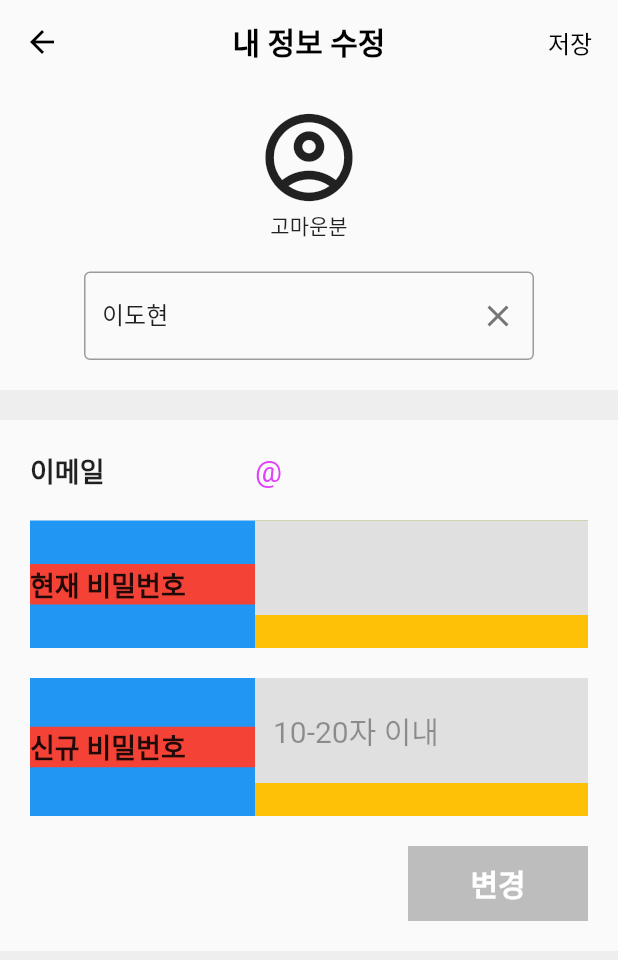
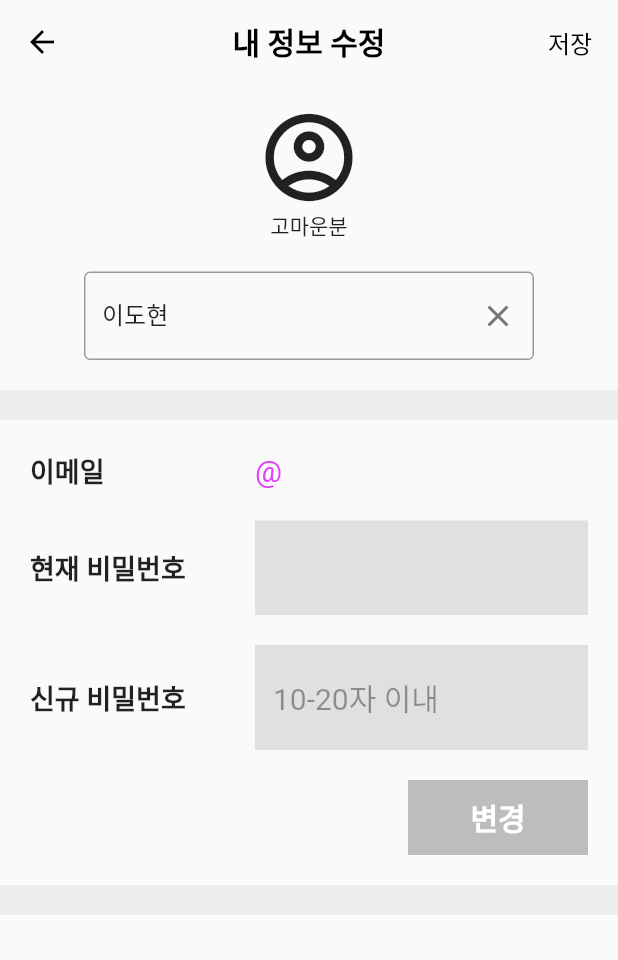
Before and after one commit to hub0502/flutter_nation_of_delivery, a Flutter app: the UserInfoModifyPage screen opened by its route, on a phone screen of 412 x 824 dp. Shown: the top 960 px of the screen. Run offline on Flutter 3.47's test engine with Material 2 defaults, Android fonts, the light colour scheme and no system bars; our stand-ins replace firebase_auth, firebase_core, google_sign_in; missing offline and left inert: flutter_facebook_auth; accounts and stored records are empty.

Commit message:
counter to '' error end

```diff
--- a/lib/pages/UserInfoModifyPage.dart
+++ b/lib/pages/UserInfoModifyPage.dart
@@ -50,12 +50,9 @@ class _UserInfoModifyPageState extends State<UserInfoModifyPage> {
 
   Widget passwordCheck(String text, _controller) {
     return Column(children: [
-      Container(
-          color: Colors.blue,
-          child: Row(
+      Row(
         children: [
           Container(
-                color: Colors.red,
             width: 150,
             child: Text(
               text,
@@ -63,12 +60,11 @@ class _UserInfoModifyPageState extends State<UserInfoModifyPage> {
             ),
           ),
           Expanded(
-                  child: Container(
-                      color: Colors.amber,
               child: TextField(
             enabled: activeChange,
             maxLength: 20,
             decoration: InputDecoration(
+              counterText: '',
               border: OutlineInputBorder(
                   borderRadius: BorderRadius.circular(0),
                   borderSide: BorderSide.none),
@@ -79,9 +75,9 @@ class _UserInfoModifyPageState extends State<UserInfoModifyPage> {
             style: TextStyle(fontSize: 20),
             controller: _controller,
             obscureText: true,
-                      )))
+          ))
         ],
-          )),
+      ),
       SizedBox(
         height: 20,
       )
```
Lines whose indentation alone changed are shown as unchanged.
